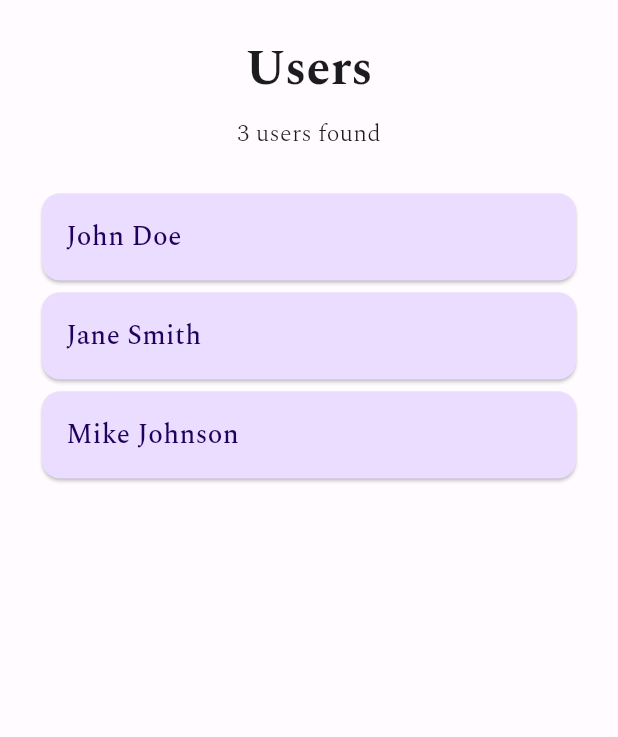
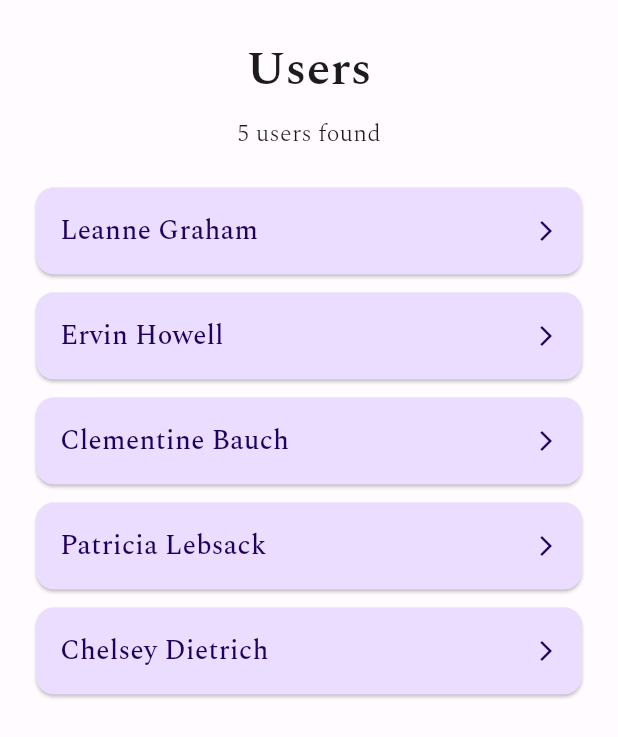
Before and after one commit to Chloe-R-Rowley/user_app, a Flutter app: the screen it shows after launch, on a phone screen of 412 x 824 dp. Shown: the top 737 px of the screen. Run offline on Flutter 3.47's test engine with Material 3 defaults, Android fonts, the phone set to English and light mode, and no system bars.

Commit message:
user detail page

```diff
--- a/lib/components/user_card.dart
+++ b/lib/components/user_card.dart
@@ -1,4 +1,5 @@
 import 'package:flutter/material.dart';
+import '../screens/user_detail_page.dart';
 
 class UserCard extends StatelessWidget {
   final Map<String, dynamic> user;
@@ -9,12 +10,23 @@ class UserCard extends StatelessWidget {
   Widget build(BuildContext context) {
     final colorScheme = Theme.of(context).colorScheme;
 
-    return Card(
+    return GestureDetector(
+      onTap: () {
+        Navigator.push(
+          context,
+          MaterialPageRoute(builder: (context) => UserDetailPage(user: user)),
+        );
+      },
+      child: Card(
         elevation: 1,
+        margin: const EdgeInsets.only(bottom: 12),
         shape: RoundedRectangleBorder(borderRadius: BorderRadius.circular(12)),
         color: colorScheme.primaryContainer,
         child: Padding(
           padding: const EdgeInsets.all(16.0),
+          child: Row(
+            children: [
+              Expanded(
                 child: Text(
                   user['name'],
                   style: TextStyle(
@@ -25,6 +37,15 @@ class UserCard extends StatelessWidget {
                   ),
                 ),
               ),
+              Icon(
+                Icons.arrow_forward_ios,
+                color: colorScheme.onPrimaryContainer,
+                size: 16,
+              ),
+            ],
+          ),
+        ),
+      ),
     );
   }
 }
--- a/lib/screens/home_page.dart
+++ b/lib/screens/home_page.dart
@@ -9,9 +9,106 @@ class HomePage extends StatelessWidget {
     final colorScheme = Theme.of(context).colorScheme;
 
     final List<Map<String, dynamic>> users = [
-      {'id': 1, 'name': 'John Doe'},
-      {'id': 2, 'name': 'Jane Smith'},
-      {'id': 3, 'name': 'Mike Johnson'},
+      {
+        'id': 1,
+        'name': 'Leanne Graham',
+        'username': 'Bret',
+        'email': 'Sincere@april.biz',
+        'address': {
+          'street': 'Kulas Light',
+          'suite': 'Apt. 556',
+          'city': 'Gwenborough',
+          'zipcode': '92998-3874',
+          'geo': {'lat': '-37.3159', 'lng': '81.1496'},
+        },
+        'phone': '1-770-736-8031 x56442',
+        'website': 'hildegard.org',
+        'company': {
+          'name': 'Romaguera-Crona',
+          'catchPhrase': 'Multi-layered client-server neural-net',
+          'bs': 'harness real-time e-markets',
+        },
+      },
+      {
+        'id': 2,
+        'name': 'Ervin Howell',
+        'username': 'Antonette',
+        'email': 'Shanna@melissa.tv',
+        'address': {
+          'street': 'Victor Plains',
+          'suite': 'Suite 879',
+          'city': 'Wisokyburgh',
+          'zipcode': '90566-7771',
+          'geo': {'lat': '-43.9509', 'lng': '-34.4618'},
+        },
+        'phone': '010-692-6593 x09125',
+        'website': 'anastasia.net',
+        'company': {
+          'name': 'Deckow-Crist',
+          'catchPhrase': 'Proactive didactic contingency',
+          'bs': 'synergize scalable supply-chains',
+        },
+      },
+      {
+        'id': 3,
+        'name': 'Clementine Bauch',
+        'username': 'Samantha',
+        'email': 'Nathan@yesenia.net',
+        'address': {
+          'street': 'Douglas Extension',
+          'suite': 'Suite 847',
+          'city': 'McKenziehaven',
+          'zipcode': '59590-4157',
+          'geo': {'lat': '-68.6102', 'lng': '-47.0653'},
+        },
+        'phone': '1-463-123-4447',
+        'website': 'ramiro.info',
+        'company': {
+          'name': 'Romaguera-Jacobson',
+          'catchPhrase': 'Face to face bifurcated interface',
+          'bs': 'e-enable strategic applications',
+        },
+      },
+      {
+        'id': 4,
+        'name': 'Patricia Lebsack',
+        'username': 'Karianne',
+        'email': 'Julianne.OConner@kory.org',
+        'address': {
+          'street': 'Hoeger Mall',
+          'suite': 'Apt. 692',
+          'city': 'South Elvis',
+          'zipcode': '53919-4257',
+          'geo': {'lat': '29.4572', 'lng': '-164.2990'},
+        },
+        'phone': '493-170-9623 x156',
+        'website': 'kale.biz',
+        'company': {
+          'name': 'Robel-Corkery',
+          'catchPhrase': 'Multi-tiered zero tolerance productivity',
+          'bs': 'transition cutting-edge web services',
+        },
+      },
+      {
+        'id': 5,
+        'name': 'Chelsey Dietrich',
+        'username': 'Kamren',
+        'email': 'Lucio_Hettinger@annie.ca',
+        'address': {
+          'street': 'Skiles Walks',
+          'suite': 'Suite 351',
+          'city': 'Roscoeview',
+          'zipcode': '33263',
+          'geo': {'lat': '-31.8129', 'lng': '62.5342'},
+        },
+        'phone': '(254)954-1289',
+        'website': 'demarco.info',
+        'company': {
+          'name': 'Keebler LLC',
+          'catchPhrase': 'User-centric fault-tolerant solution',
+          'bs': 'revolutionize end-to-end systems',
+        },
+      },
     ];
 
     return Scaffold(
@@ -25,7 +122,7 @@ class HomePage extends StatelessWidget {
                 'Users',
                 style: TextStyle(
                   color: colorScheme.onSurface,
-                  fontWeight: FontWeight.bold,
+                  fontWeight: FontWeight.w600,
                   fontFamily: 'Spectral',
                   fontSize: 32,
                 ),
```
Also changed, not shown: lib/components/user_detail_card.dart (added, +88 -0 lines), lib/screens/user_detail_page.dart (added, +211 -0 lines). Lines whose indentation alone changed are shown as unchanged.
